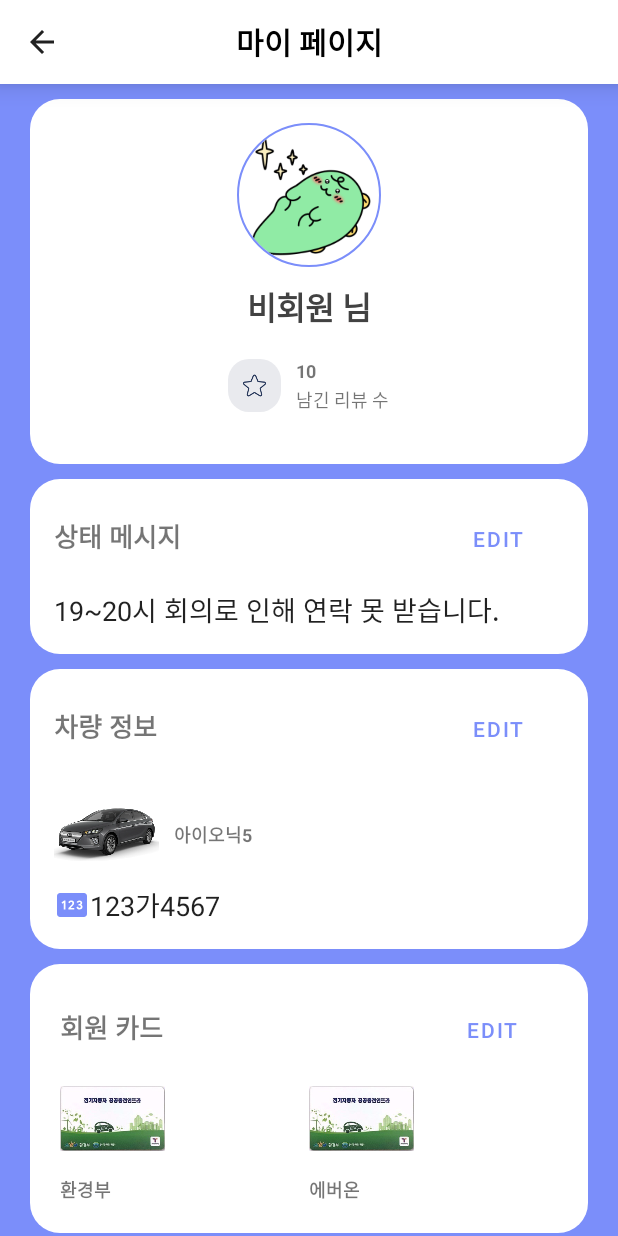
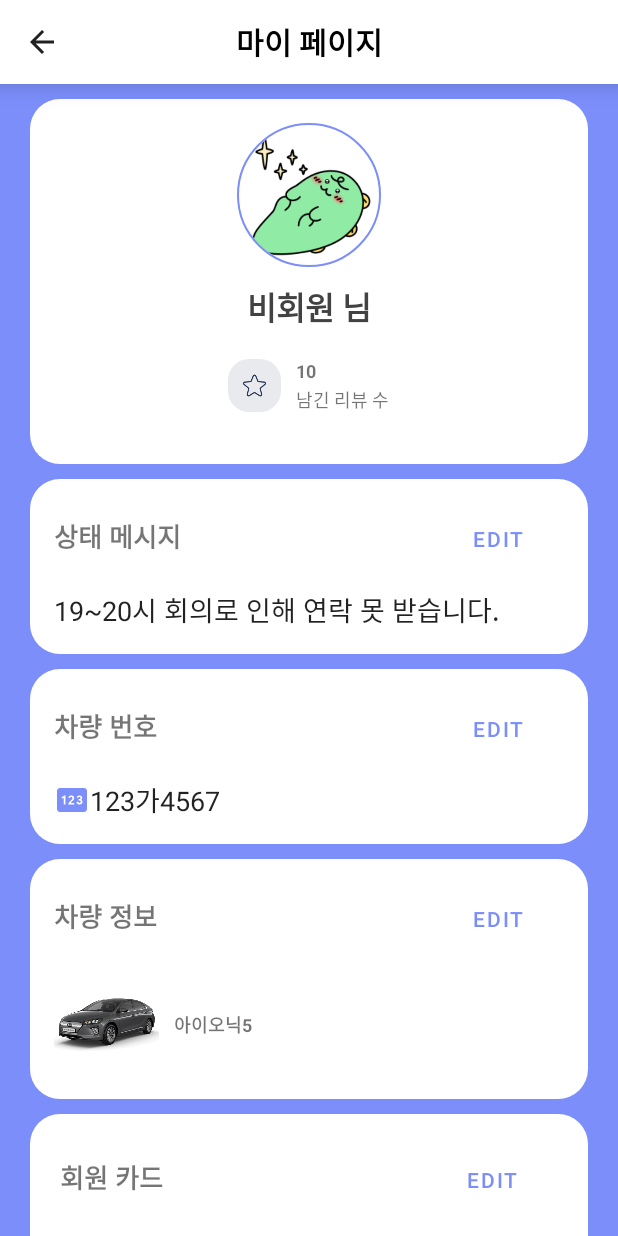
Before and after one commit to Capstone2021-1/EVtalk, an Android app: the UserInfoActivity screen opened directly, with no data from a screen before it, on a phone screen of 412 x 824 dp. Run offline under Robolectric (Android 15) with nearby library versions, the phone set to English and light mode, and no system bars; our stand-ins replace CircleImageView; libraries missing offline, so code that uses them is left out: com.kakao.network, com.kakao.usermgmt.

Commit message:
마이페이지 차량정보 분할

```diff
--- a/app/src/main/res/layout/activity_user_info.xml
+++ b/app/src/main/res/layout/activity_user_info.xml
@@ -113,10 +113,6 @@
             <!--Option Bar-->
 
             <!--Bootom Cards with sections-->
-            <LinearLayout
-                android:layout_width="match_parent"
-                android:layout_height="match_parent"
-                android:orientation="horizontal"></LinearLayout>
 
             <LinearLayout
                 android:id="@+id/personal_info"
@@ -207,6 +203,76 @@
                             android:layout_width="wrap_content"
                             android:layout_height="wrap_content"
                             android:fontFamily="@font/proximanovaregular"
+                            android:text="@string/personal_carnum"
+                            android:textSize="17sp"
+                            android:textStyle="bold" />
+
+                        <Space
+                            android:layout_width="wrap_content"
+                            android:layout_height="wrap_content"
+                            android:layout_weight="1" />
+
+                        <Button
+                            android:id="@+id/btn_carnum_edit"
+                            android:layout_width="wrap_content"
+                            android:layout_height="wrap_content"
+                            android:layout_weight="0"
+                            android:background="@android:color/transparent"
+                            android:text="Edit"
+                            android:textColor="@color/maincolor" />
+
+                    </LinearLayout>
+
+                    <LinearLayout
+                        android:layout_width="match_parent"
+                        android:layout_height="wrap_content"
+                        android:layout_marginTop="10dp"
+                        android:orientation="vertical">
+
+                        <LinearLayout
+                            android:layout_width="match_parent"
+                            android:layout_height="wrap_content"
+                            android:gravity="center_vertical"
+                            android:paddingRight="8dp">
+
+                            <ImageView
+                                android:id="@+id/imageView7"
+                                android:layout_width="wrap_content"
+                                android:layout_height="wrap_content"
+                                android:layout_weight="0"
+                                android:src="@drawable/number_plate" />
+
+                            <EditText
+                                android:id="@+id/car_number"
+                                android:layout_width="match_parent"
+                                android:layout_height="wrap_content"
+                                android:layout_weight="1"
+                                android:background="@null"
+                                android:focusable="false"
+                                android:focusableInTouchMode="false"
+                                android:text="123가4567" />
+
+                        </LinearLayout>
+
+                    </LinearLayout>
+                </LinearLayout>
+
+                <LinearLayout
+                    android:layout_width="match_parent"
+                    android:layout_height="wrap_content"
+                    android:layout_marginTop="10dp"
+                    android:background="@drawable/circularbordersolid"
+                    android:orientation="vertical"
+                    android:padding="16dp">
+
+                    <LinearLayout
+                        android:layout_width="match_parent"
+                        android:layout_height="wrap_content">
+
+                        <TextView
+                            android:layout_width="wrap_content"
+                            android:layout_height="wrap_content"
+                            android:fontFamily="@font/proximanovaregular"
                             android:text="@string/personal_car"
                             android:textSize="17sp"
                             android:textStyle="bold" />
@@ -266,31 +332,6 @@
                                     android:textSize="12sp"
                                     android:textStyle="bold" />
                             </LinearLayout>
-                        </LinearLayout>
-
-                        <LinearLayout
-                            android:layout_width="match_parent"
-                            android:layout_height="wrap_content"
-                            android:gravity="center_vertical"
-                            android:paddingRight="8dp">
-
-                            <ImageView
-                                android:id="@+id/imageView7"
-                                android:layout_width="wrap_content"
-                                android:layout_height="wrap_content"
-                                android:layout_weight="0"
-                                android:src="@drawable/number_plate" />
-
-                            <EditText
-                                android:id="@+id/car_number"
-                                android:layout_width="match_parent"
-                                android:layout_height="wrap_content"
-                                android:layout_weight="1"
-                                android:background="@null"
-                                android:focusable="false"
-                                android:focusableInTouchMode="false"
-                                android:text="123가4567" />
-
                         </LinearLayout>
 
                     </LinearLayout>
--- a/app/src/main/res/values/strings.xml
+++ b/app/src/main/res/values/strings.xml
@@ -15,6 +15,7 @@
     <string name="my_status">19~20시 회의로 인해 연락 못 받습니다.</string>
     <string name="status_msg">상태 메시지</string>
     <string name="personal_info">개인 정보</string>
+    <string name="personal_carnum">차량 번호</string>
     <string name="personal_car">차량 정보</string>
     <string name="member_card">회원 카드</string>
     <string name="pay_card">결제 카드</string>
```
